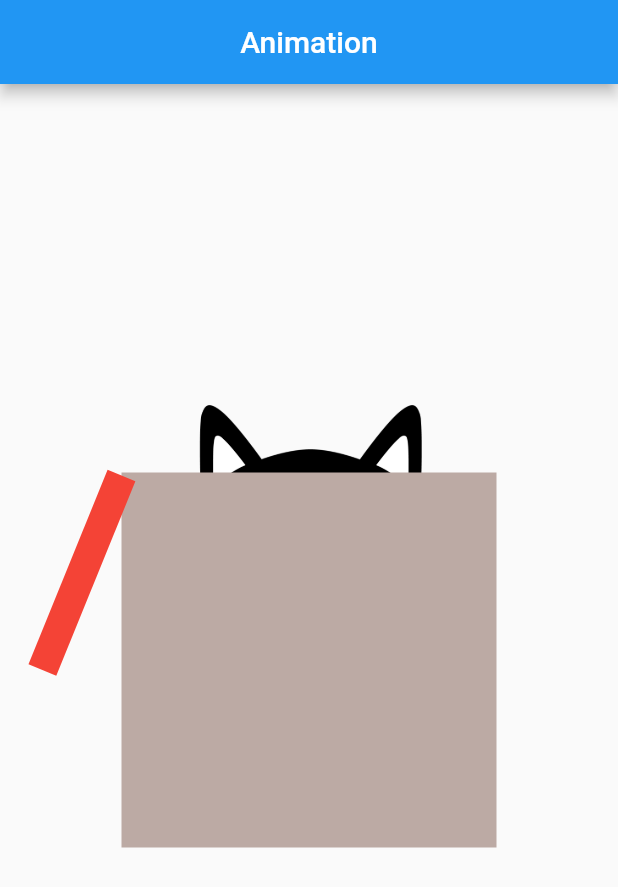
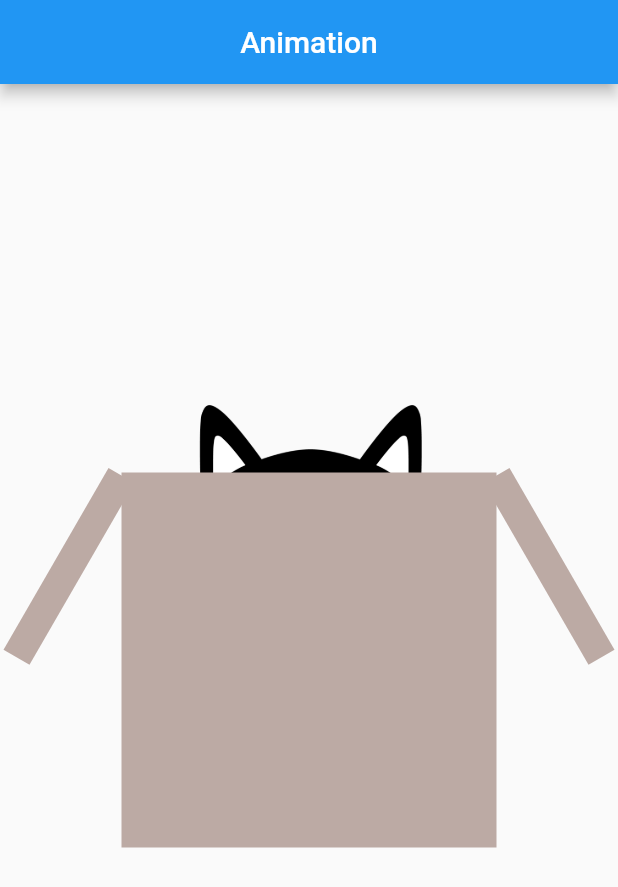
Before and after one commit to kiranM235/animation_project, a Flutter app: the screen it shows after launch, on a phone screen of 412 x 824 dp. Shown: the top 887 px of the screen. Run offline on Flutter 3.47's test engine with Material 2 defaults, Android fonts, the phone set to English and light mode, and no system bars.

Commit message:
widget buildRightFlap and applied transform rotate

```diff
--- a/lib/src/screens/cat_animation.dart
+++ b/lib/src/screens/cat_animation.dart
@@ -1,3 +1,4 @@
+import 'dart:math' as Math;
 import 'package:animation/src/widgets/cat_images.dart';
 import 'package:flutter/material.dart';
 
@@ -34,10 +35,26 @@ class _CatAnimationState extends State<CatAnimation> with TickerProviderStateMix
       vsync: this,
       duration: Duration(milliseconds: 500),
     );
-    flapAnimation = Tween<double>(begin: 3.14/9, end: 3.14/6).animate(
+    flapAnimation = Tween<double>(begin: Math.pi/9, end: Math.pi/6).animate(
       CurvedAnimation(parent: flapAnimationController, curve: Curves.easeIn),
     );
-    flapAnimationController.repeat(reverse: true);
+    flapAnimationController.forward();
+// could be replaced by
+    flapAnimation.addStatusListener((status) {
+      if(status == AnimationStatus.dismissed){
+        flapAnimationController.forward();
+      }else if(status == AnimationStatus.completed){
+        flapAnimationController.reverse();
+      }
+    });
+    // flapAnimationController.repeat(reverse: true);
+    catAnimation.addStatusListener((status) {
+      if(status == AnimationStatus.completed){
+        flapAnimationController.stop();
+      }else if(status == AnimationStatus.dismissed){
+        flapAnimationController.forward();
+      }
+    });
   }
 
   @override
@@ -47,10 +64,13 @@ class _CatAnimationState extends State<CatAnimation> with TickerProviderStateMix
           onTap: () {
             // check if animation is at beginning => forward
             // if animation is at the end => reverse
-            if (catAnimation.status == AnimationStatus.dismissed || catAnimation.status == AnimationStatus.reverse) {
+            if (catAnimation.status == AnimationStatus.dismissed ||
+                catAnimation.status == AnimationStatus.reverse) {
               catAnimationController.forward();
+
             } else {
               catAnimationController.reverse();
+
             }
 
           },
@@ -61,6 +81,7 @@ class _CatAnimationState extends State<CatAnimation> with TickerProviderStateMix
               _buildCatImage(),
               _buildBox(),
               _buildLeftFlap(),
+              _buildRightFlap(),
 
 
             ],
@@ -82,13 +103,35 @@ class _CatAnimationState extends State<CatAnimation> with TickerProviderStateMix
             child: Container(
               height: 140,
               width: 20,
-              color: Colors.red,
+              color: Colors.brown.shade200,
             ),
           );
         }
       ),
     );
   }
+
+  Widget _buildRightFlap() {
+    return Positioned(
+      right: -10,
+      top: 2,
+      child: AnimatedBuilder(
+          animation: flapAnimation,
+          builder: (BuildContext context, Widget? child) {
+            return Transform.rotate(
+              angle: -flapAnimation.value,
+              alignment: Alignment.topCenter,
+              child: Container(
+                height: 140,
+                width: 20,
+                color: Colors.brown.shade200,
+              ),
+            );
+          }
+      ),
+    );
+  }
+
 
   Widget _buildBox() {
     return Container(
```
